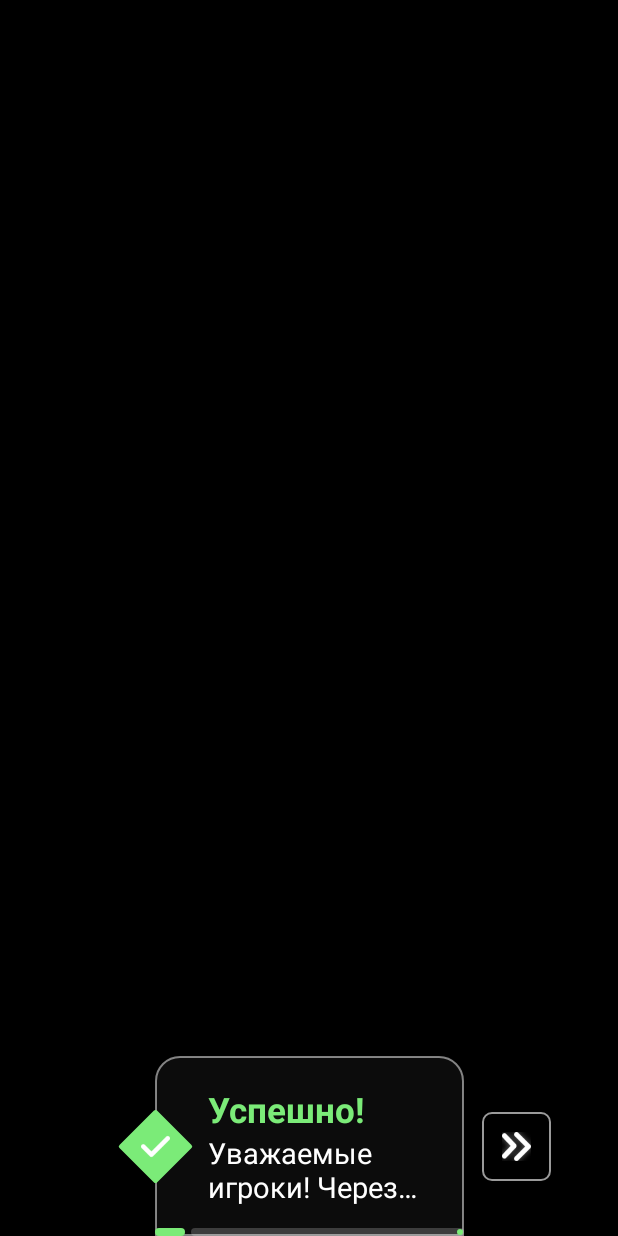
After one commit to gagikabovyan98/Launcher, an Android app: the layout popup_system_notification.xml on its own in the app's theme, with its tools: preview values and no code run, on a phone screen of 412 x 824 dp. The commit adds this screen. Run offline under Robolectric (Android 15) with nearby library versions, the phone set to English and light mode, and no system bars.

Commit message:
Added system notifications

```diff
--- a/app/build.gradle.kts
+++ b/app/build.gradle.kts
@@ -9,7 +9,7 @@ android {
     compileSdk = 34
 
     defaultConfig {
-        applicationId = "com.bignerdranch.android.launcherapp"
+        applicationId = "com.bignerdranch.android.launcherappD"
         minSdk = 24
         targetSdk = 34
         versionCode = 1
--- /dev/null
+++ b/app/src/main/res/drawable/rhombus.xml
@@ -0,0 +1,15 @@
+<vector xmlns:android="http://schemas.android.com/apk/res/android"
+    android:width="90dp"
+    android:height="90dp"
+    android:viewportWidth="90"
+    android:viewportHeight="90">
+  <path
+      android:pathData="M47.124,2.121L87.885,42.882A3,3 129.251,0 1,87.885 47.124L47.124,87.885A3,3 0,0 1,42.882 87.885L2.121,47.124A3,3 0,0 1,2.121 42.882L42.882,2.121A3,3 106.856,0 1,47.124 2.121z"
+      android:fillColor="#EB7878"/>
+  <path
+      android:strokeWidth="1"
+      android:pathData="M46.771,2.475L87.531,43.235A2.5,2.5 0,0 1,87.531 46.771L46.771,87.531A2.5,2.5 0,0 1,43.235 87.531L2.475,46.771A2.5,2.5 0,0 1,2.475 43.235L43.235,2.475A2.5,2.5 0,0 1,46.771 2.475z"
+      android:strokeAlpha="0.2"
+      android:fillColor="#00000000"
+      android:strokeColor="#000000"/>
+</vector>
--- /dev/null
+++ b/app/src/main/res/drawable/rounded_top_rectangle_with_stroke.xml
@@ -0,0 +1,13 @@
+<?xml version="1.0" encoding="utf-8"?>
+<shape xmlns:android="http://schemas.android.com/apk/res/android"
+    android:shape="rectangle">
+    <solid android:color="#452E2E2E" />
+    <stroke
+        android:width="1dp"
+        android:color="#80FFFFFF" />
+    <corners
+        android:topLeftRadius="16dp"
+        android:topRightRadius="16dp"
+        android:bottomLeftRadius="0dp"
+        android:bottomRightRadius="0dp" />
+</shape>
--- /dev/null
+++ b/app/src/main/res/layout/popup_system_notification.xml
@@ -0,0 +1,108 @@
+<?xml version="1.0" encoding="utf-8"?>
+<androidx.constraintlayout.widget.ConstraintLayout xmlns:android="http://schemas.android.com/apk/res/android"
+    xmlns:app="http://schemas.android.com/apk/res-auto"
+    xmlns:tools="http://schemas.android.com/tools"
+    android:layout_width="match_parent"
+    android:layout_height="match_parent"
+    tools:background="@color/black">
+
+
+    <androidx.constraintlayout.widget.Guideline
+        android:id="@+id/guidelineLeft"
+        android:layout_width="wrap_content"
+        android:layout_height="wrap_content"
+        android:orientation="vertical"
+        app:layout_constraintGuide_percent="0.25" />
+
+    <androidx.constraintlayout.widget.Guideline
+        android:id="@+id/guidelineRight"
+        android:layout_width="wrap_content"
+        android:layout_height="wrap_content"
+        android:orientation="vertical"
+        app:layout_constraintGuide_percent="0.75" />
+
+    <LinearLayout
+        android:id="@+id/textContainer"
+        android:layout_width="0dp"
+        android:layout_height="wrap_content"
+        android:background="@drawable/rounded_top_rectangle_with_stroke"
+        android:gravity="center_vertical"
+        android:orientation="vertical"
+        android:paddingStart="35dp"
+        android:paddingTop="20dp"
+        android:paddingEnd="30dp"
+        android:paddingBottom="20dp"
+        app:layout_constraintBottom_toBottomOf="parent"
+        app:layout_constraintEnd_toStartOf="@id/guidelineRight"
+        app:layout_constraintStart_toStartOf="@+id/guidelineLeft">
+
+        <TextView
+            android:id="@+id/titleTxt"
+            android:layout_width="wrap_content"
+            android:layout_height="wrap_content"
+            android:textSize="23sp"
+            android:textStyle="bold"
+            tools:text="Успешно!"
+            tools:textColor="@color/system_not_success" />
+
+        <TextView
+            android:id="@+id/descriptionTxt"
+            android:layout_width="wrap_content"
+            android:layout_height="wrap_content"
+            android:ellipsize="end"
+            android:lines="2"
+            android:scrollHorizontally="false"
+            android:textColor="@color/white"
+            android:textSize="19sp"
+            tools:text="Уважаемые игроки! Через 15 минут произойдет плановый рестарт сервера!" />
+
+    </LinearLayout>
+
+    <ImageView
+        android:id="@+id/typeImv"
+        android:layout_width="50dp"
+        android:layout_height="50dp"
+        android:background="@drawable/rhombus"
+        android:padding="15dp"
+        app:layout_constraintBottom_toBottomOf="parent"
+        app:layout_constraintEnd_toStartOf="@+id/textContainer"
+        app:layout_constraintStart_toStartOf="@+id/textContainer"
+        app:layout_constraintTop_toTopOf="@+id/textContainer"
+        tools:backgroundTint="@color/system_not_success"
+        tools:src="@drawable/system_not_success" />
+
+    <FrameLayout
+        android:id="@+id/actionBtn"
+        android:layout_width="50dp"
+        android:layout_height="50dp"
+        android:layout_marginStart="10dp"
+        android:background="@drawable/half_transparent_and_stroke_background"
+        android:gravity="center"
+        android:padding="15dp"
+        app:layout_constraintBottom_toBottomOf="parent"
+        app:layout_constraintStart_toEndOf="@+id/textContainer"
+        app:layout_constraintTop_toTopOf="@+id/textContainer">
+
+        <ImageView
+            android:layout_width="wrap_content"
+            android:layout_height="wrap_content"
+            android:layout_gravity="center"
+            android:src="@drawable/system_not_action_btn"
+            app:tint="@color/white" />
+
+    </FrameLayout>
+
+    <com.google.android.material.progressindicator.LinearProgressIndicator
+        android:id="@+id/progress_bar"
+        android:layout_width="0dp"
+        android:layout_height="wrap_content"
+        app:indicatorColor="@color/system_not_success"
+        app:layout_constraintBottom_toBottomOf="parent"
+        app:layout_constraintEnd_toEndOf="@+id/textContainer"
+        app:layout_constraintStart_toStartOf="@+id/textContainer"
+        app:trackColor="#33FFFFFF"
+        app:trackCornerRadius="10dp"
+        app:trackThickness="5dp"
+        tools:progress="10" />
+
+</androidx.constraintlayout.widget.ConstraintLayout>
--- a/app/src/main/res/values/colors.xml
+++ b/app/src/main/res/values/colors.xml
@@ -4,4 +4,10 @@
     <color name="white">#FFFFFFFF</color>
     <color name="gray">#B9B7B9</color>
     <color name="background_anim">#C4F0F0F0</color>
+
+    <color name="system_not_success">#7BEB78</color>
+    <color name="system_not_error">#EB7878</color>
+    <color name="system_not_alert">#EBCB78</color>
+    <color name="system_not_info">#78DDEB</color>
+    <color name="system_not_action">#8878EB</color>
 </resources>
```
Also changed, not shown: app/src/main/java/com/bignerdranch/android/launcherapp/systemNotifications/SystemNotificationPopup.kt (added, +96 -0 lines), app/src/main/java/com/bignerdranch/android/launcherapp/systemNotifications/SystemNotificationTypes.kt (added, +54 -0 lines), app/src/main/java/com/bignerdranch/android/launcherapp/ui/NotificationActivity.kt (+11 -55 lines), app/src/main/res/layout/activity_notification.xml (+0 -63 lines), app/src/main/res/values/strings.xml (+7 -0 lines), app/src/main/res/drawable/system_not_action.png (added), app/src/main/res/drawable/system_not_action_btn.png (added), app/src/main/res/drawable/system_not_alert.png (added), app/src/main/res/drawable/system_not_error.png (added), app/src/main/res/drawable/system_not_info.png (added), app/src/main/res/drawable/system_not_success.png (added).
